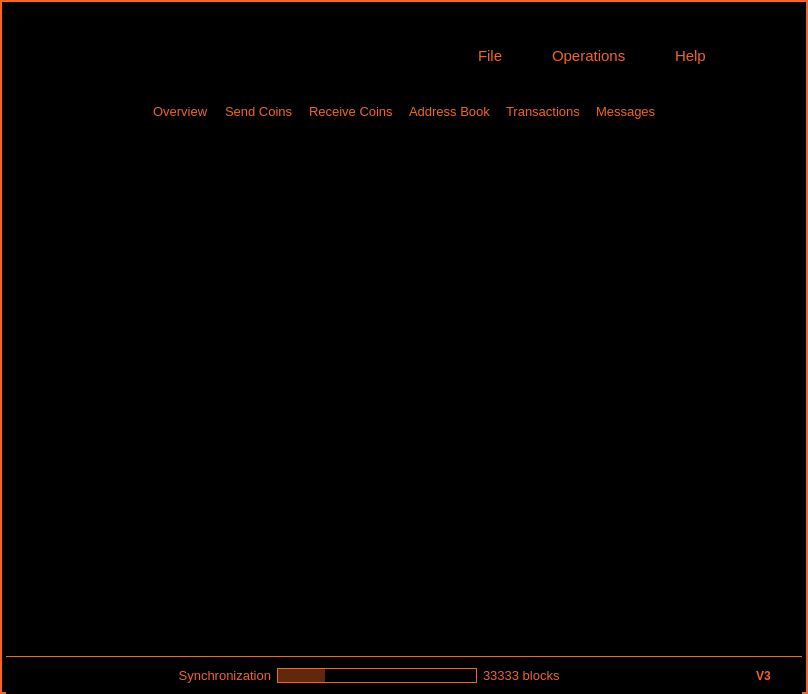
This is src/qt/forms/mainwindow.ui in SamiAhmed7777/triangles_v5 as Qt 5 draws it before an edit. The edited form follows.
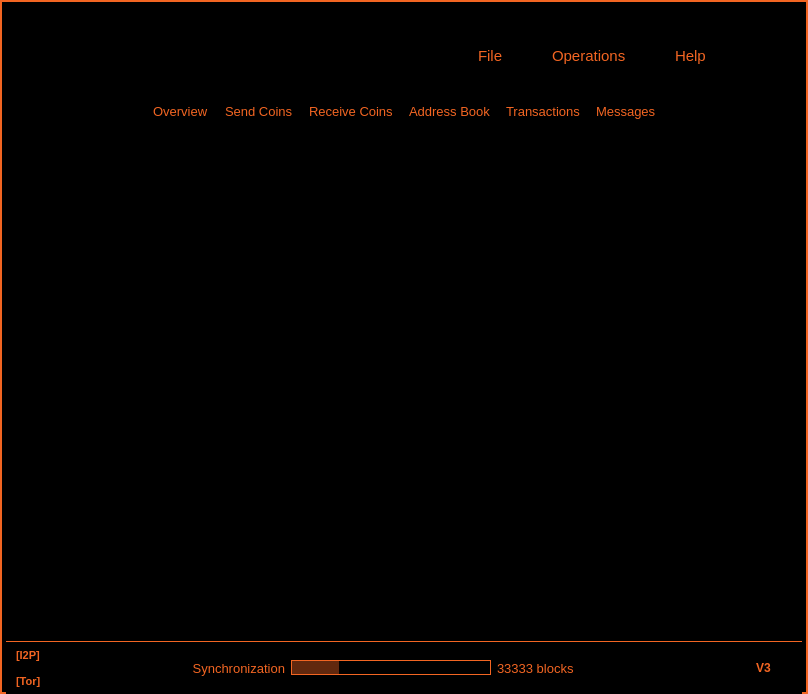
This is the edited form. Icons and pictures are not drawn.

Commit message: qt: stack I2P address above Tor address in status bar; click-to-copy each

```diff
--- a/src/qt/forms/mainwindow.ui
+++ b/src/qt/forms/mainwindow.ui
@@ -1366,13 +1366,13 @@
         <property name="minimumSize">
          <size>
           <width>0</width>
-          <height>37</height>
+          <height>52</height>
          </size>
         </property>
         <property name="maximumSize">
          <size>
           <width>16777215</width>
-          <height>37</height>
+          <height>52</height>
          </size>
         </property>
         <property name="styleSheet">
@@ -1413,6 +1413,120 @@
           </spacer>
          </item>
          <item>
+          <widget class="QWidget" name="wAddressStack" native="true">
+           <layout class="QVBoxLayout" name="verticalLayout_5">
+            <property name="leftMargin">
+             <number>0</number>
+            </property>
+            <property name="topMargin">
+             <number>0</number>
+            </property>
+            <property name="rightMargin">
+             <number>0</number>
+            </property>
+            <property name="bottomMargin">
+             <number>0</number>
+            </property>
+            <property name="spacing">
+             <number>0</number>
+            </property>
+            <item>
+             <widget class="QWidget" name="wI2PRow" native="true">
+              <layout class="QHBoxLayout" name="horizontalLayout_i2p">
+               <property name="leftMargin">
+                <number>0</number>
+               </property>
+               <property name="topMargin">
+                <number>0</number>
+               </property>
+               <property name="rightMargin">
+                <number>0</number>
+               </property>
+               <property name="bottomMargin">
+                <number>0</number>
+               </property>
+               <property name="spacing">
+                <number>4</number>
+               </property>
+               <item>
+                <widget class="QLabel" name="label_i2p_icon">
+                 <property name="font">
+                  <font>
+                   <pointsize>8</pointsize>
+                   <weight>75</weight>
+                   <bold>true</bold>
+                  </font>
+                 </property>
+                 <property name="toolTip">
+                  <string>I2P router status</string>
+                 </property>
+                 <property name="text">
+                  <string notr="true">[I2P]</string>
+                 </property>
+                </widget>
+               </item>
+               <item>
+                <widget class="QLabel" name="label_i2p">
+                 <property name="font">
+                  <font>
+                   <pointsize>8</pointsize>
+                   <weight>75</weight>
+                   <bold>true</bold>
+                  </font>
+                 </property>
+                 <property name="cursor">
+                  <cursorShape>PointingHandCursor</cursorShape>
+                 </property>
+                 <property name="toolTip">
+                  <string>Click to copy .b32.i2p address</string>
+                 </property>
+                 <property name="text">
+                  <string notr="true"/>
+                 </property>
+                 <property name="textInteractionFlags">
+                  <set>Qt::NoTextInteraction</set>
+                 </property>
+                </widget>
+               </item>
+              </layout>
+             </widget>
+            </item>
+            <item>
+             <widget class="QWidget" name="wTorRow" native="true">
+              <layout class="QHBoxLayout" name="horizontalLayout_tor">
+               <property name="leftMargin">
+                <number>0</number>
+               </property>
+               <property name="topMargin">
+                <number>0</number>
+               </property>
+               <property name="rightMargin">
+                <number>0</number>
+               </property>
+               <property name="bottomMargin">
+                <number>0</number>
+               </property>
+               <property name="spacing">
+                <number>4</number>
+               </property>
+               <item>
+                <widget class="QLabel" name="label_tor_icon">
+                 <property name="font">
+                  <font>
+                   <pointsize>8</pointsize>
+                   <weight>75</weight>
+                   <bold>true</bold>
+                  </font>
+                 </property>
+                 <property name="toolTip">
+                  <string>Tor V3 hidden service status</string>
+                 </property>
+                 <property name="text">
+                  <string notr="true">[Tor]</string>
+                 </property>
+                </widget>
+               </item>
+               <item>
           <widget class="QLabel" name="label_onion">
            <property name="font">
             <font>
@@ -1433,6 +1547,12 @@
            <property name="textInteractionFlags">
             <set>Qt::NoTextInteraction</set>
            </property>
+                </widget>
+               </item>
+              </layout>
+             </widget>
+            </item>
+           </layout>
           </widget>
          </item>
          <item>
```
Lines whose indentation alone changed are shown as unchanged. The commit also changes 2 other files.
